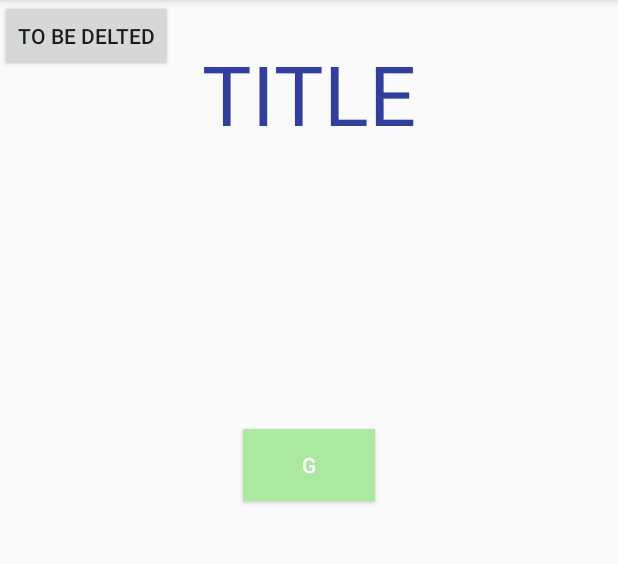
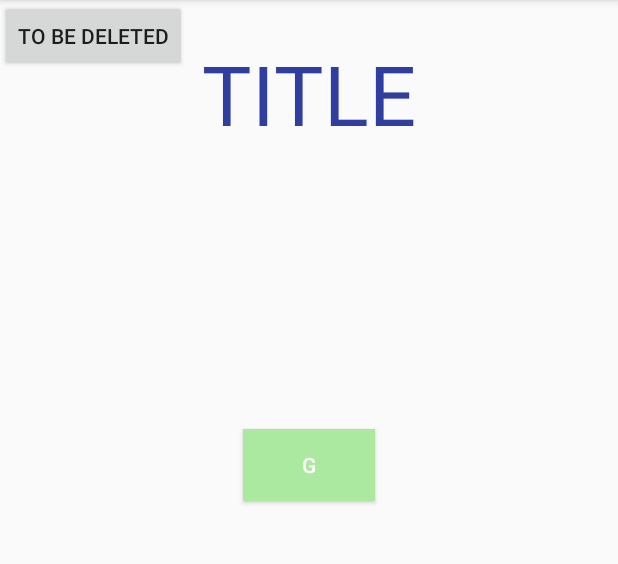
Before and after one commit to tiluong/CruzHacks2018, an Android app: the screen it shows after launch (MainActivity), on a phone screen of 412 x 824 dp, the part 84-648 px from its top. Run offline under Robolectric (Android 15) with nearby library versions, the phone set to English and light mode, and no system bars.

Commit message:
Fixed Alex's spelling

```diff
--- a/app/src/main/res/layout/activity_give.xml
+++ b/app/src/main/res/layout/activity_give.xml
@@ -11,5 +11,7 @@
         android:text="GIVE"
         android:textColor="@color/colorPrimaryDark"
         android:textSize="25pt"
-        android:layout_marginTop="25dp"/>
+        android:layout_marginTop="25dp"
+        android:id="@+id/textView2" />
+
 </RelativeLayout>
--- a/app/src/main/res/layout/activity_main.xml
+++ b/app/src/main/res/layout/activity_main.xml
@@ -47,5 +47,5 @@
         android:layout_width="wrap_content"
         android:layout_height="wrap_content"
         android:onClick="onClickD"
-        android:text="TO BE DELTED" />
+        android:text="TO BE DELETED" />
 </RelativeLayout>
--- a/build.gradle
+++ b/build.gradle
@@ -3,9 +3,10 @@
 buildscript {
     repositories {
         jcenter()
+        google()
     }
     dependencies {
-        classpath 'com.android.tools.build:gradle:3.0.0'
+        classpath 'com.android.tools.build:gradle:3.0.1'
 
         // NOTE: Do not place your application dependencies here; they belong
         // in the individual module build.gradle files
@@ -15,6 +16,7 @@ buildscript {
 allprojects {
     repositories {
         jcenter()
+        google()
     }
 }
 
```
